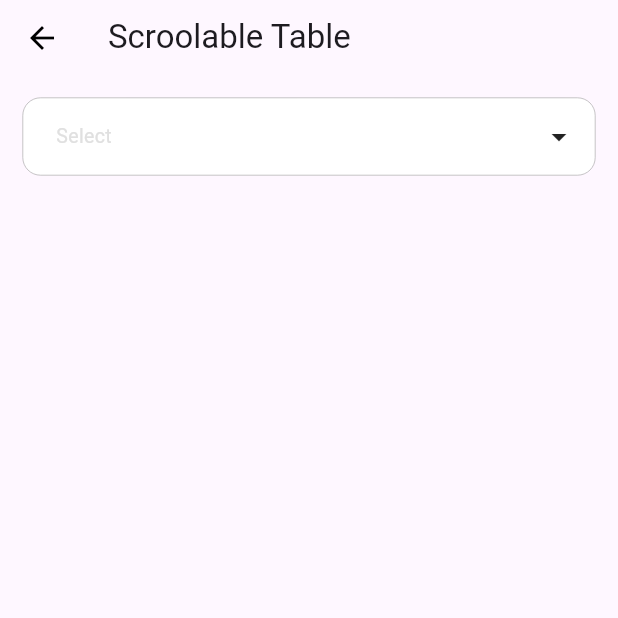
After one commit to Mamgain777/testing_widgets, a Flutter app: the screen it shows after launch, after a tap on "Mutiselect Options", on a phone screen of 412 x 824 dp, the top half of it. The commit adds this screen. Run offline on Flutter 3.47's test engine with Material 3 defaults, Android fonts, the phone set to English and light mode, and no system bars; drawn by our look-alikes of multi_dropdown; our stand-ins replace fl_chart.

Commit message:
ft: multiselect dropdown completed

```diff
--- a/lib/screens/main_screen.dart
+++ b/lib/screens/main_screen.dart
@@ -1,6 +1,7 @@
 import 'package:flutter/material.dart';
 import 'package:testing_widgets/screens/depth_card.dart';
 import 'package:testing_widgets/screens/fixed_header_table.dart';
+import 'package:testing_widgets/screens/multiselect_dropdown.dart';
 import 'package:testing_widgets/screens/scrollable_graph.dart';
 import 'package:testing_widgets/screens/scroolable_card.dart';
 import 'package:testing_widgets/screens/scroolable_table.dart';
@@ -38,6 +39,23 @@ class _MainScreenState extends State<MainScreen> {
         child: SingleChildScrollView(
           child: Column(
             children: [
+              ElevatedButton(
+                onPressed: () {
+                  Navigator.push(
+                    context,
+                    MaterialPageRoute(
+                      builder: (context) => const MultiSelectDropdownField(
+                        options: ["Himanshu", "Aman", "Yash", "Avneesh"],
+                      ),
+                    ),
+                  );
+                },
+                child: const Center(
+                  child: Text(
+                    "Mutiselect Options"
+                  ),
+                ),
+              ),
               ElevatedButton(
                 onPressed: () {
                   Navigator.push(
--- /dev/null
+++ b/lib/screens/multiselect_dropdown.dart
@@ -0,0 +1,69 @@
+import 'package:flutter/material.dart';
+import 'package:multi_dropdown/multiselect_dropdown.dart';
+import 'package:testing_widgets/common/common_appbar.dart';
+
+class MultiSelectDropdownField extends StatefulWidget {
+  final List<String> options;
+
+  const MultiSelectDropdownField({
+    required this.options,
+    super.key
+  });
+
+  @override
+  State<MultiSelectDropdownField>  createState() =>
+      _MultiSelectDropdownFieldState();
+}
+
+class _MultiSelectDropdownFieldState extends State<MultiSelectDropdownField> {
+  List<String> selectedOptions = [];
+  final MultiSelectController _controller = MultiSelectController();
+
+  @override
+  void initState() {
+    super.initState();
+    _controller.addListener(() {
+     });
+  }
+
+  @override
+  Widget build(BuildContext context) {
+    return Scaffold(
+      appBar: const PreferredSize(
+        preferredSize: Size.fromHeight(50),
+        child: CommonAppbar(appbarTitle: "Scroolable Table"),
+      ),
+      body: Padding(
+        padding: const EdgeInsets.all(15.0),
+        child: SizedBox(
+          child: MultiSelectDropDown(
+            showClearIcon: true,
+            controller: _controller,
+            onOptionSelected: (options) {
+              debugPrint(options.toString());
+            },
+            options: <ValueItem>[
+              for(String item in widget.options)
+                createOption(item, item)
+            ],
+            maxItems: 5,
+            // disabledOptions: const [ValueItem(label: 'Option 1', value: '1')],
+            selectionType: SelectionType.multi,
+            chipConfig: const ChipConfig(wrapType: WrapType.wrap),
+            dropdownHeight: 300,
+            optionTextStyle: const TextStyle(fontSize: 16),
+            selectedOptionIcon: const Icon(Icons.check_circle),
+            searchEnabled: true,
+            selectedOptionBackgroundColor: Colors.white,
+            // hintColor: Colors.transparent,
+
+          ),
+        ),
+      ),
+    );
+  }
+
+  ValueItem createOption(String label, String value){
+    return ValueItem(label: label, value: value);
+  }
+}
--- a/pubspec.yaml
+++ b/pubspec.yaml
@@ -36,6 +36,7 @@ dependencies:
   # Use with the CupertinoIcons class for iOS style icons.
   cupertino_icons: ^1.0.2
   fl_chart: ^0.65.0
+  multi_dropdown: ^2.1.2
 
 dev_dependencies:
   flutter_test:
```
Also changed, not shown: pubspec.lock.
